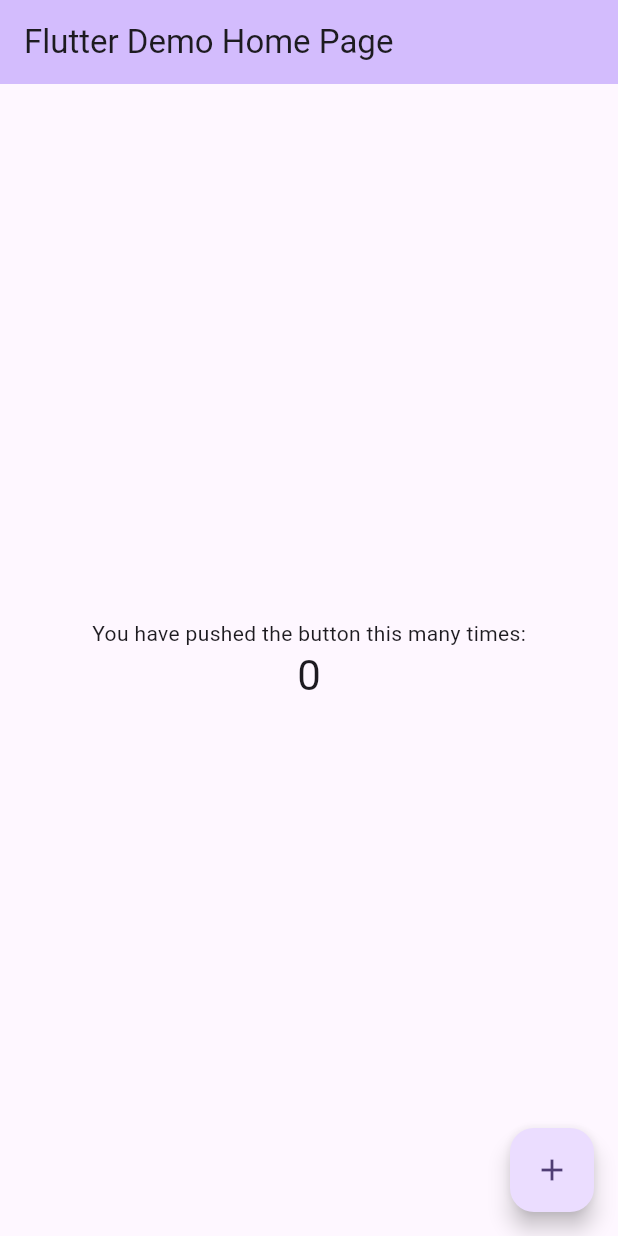
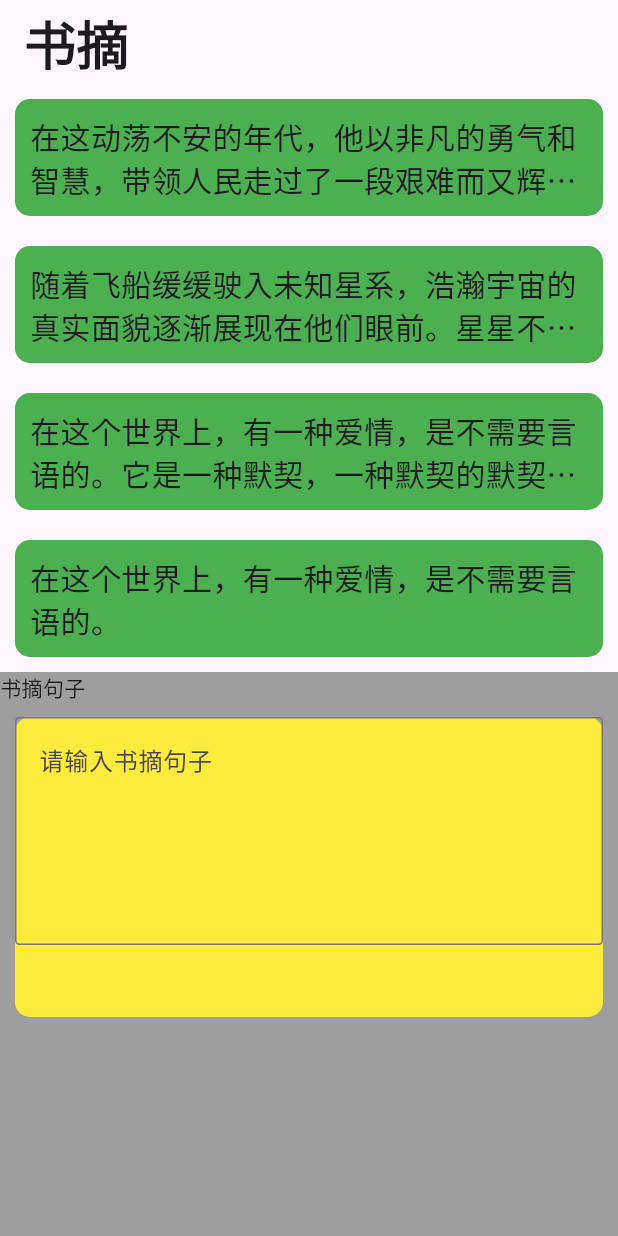
Before and after one commit to jiangwenfan/book-snippet, a Flutter app: the screen it shows after launch, on a phone screen of 412 x 824 dp. Run offline on Flutter 3.47's test engine with Material 3 defaults, Android fonts, the phone set to English and light mode, and no system bars; our stand-ins replace flutter_hooks.

Commit message:
feat: 实现基本功能

```diff
--- /dev/null
+++ b/bs_mobile/lib/home/content_page.dart
@@ -0,0 +1,53 @@
+import 'package:bs_mobile/utils.dart';
+import 'package:flutter/material.dart';
+import 'package:flutter_hooks/flutter_hooks.dart';
+
+class ContentPage extends HookWidget {
+  const ContentPage({super.key});
+  @override
+  Widget build(BuildContext context) {
+    return BasePage(
+      title: TitleWidget(title: "书摘"),
+      widget: ListView(
+        children: [
+          Item(
+            text:
+                "在这动荡不安的年代，他以非凡的勇气和智慧，带领人民走过了一段艰难而又辉煌的历程。每一个决策背后，都是无数个不眠之夜的深思熟虑；每一步前进，都凝聚着对国家和民族未来的深切期盼",
+          ),
+          Item(
+            text: "随着飞船缓缓驶入未知星系，浩瀚宇宙的真实面貌逐渐展现在他们眼前。星星不再是遥远而冰冷的光点，而是变成了指引前行的灯塔。",
+          ),
+          Item(text: "在这个世界上，有一种爱情，是不需要言语的。它是一种默契，一种默契的默契，一种默契的默契的默契。"),
+          Item(text: "在这个世界上，有一种爱情，是不需要言语的。"),
+          // BottomInfoBase(widget1: null, widget2: null),
+          // BottomInfo(count: 154),
+          AddItem(),
+        ],
+      ),
+    );
+  }
+}
+
+//  --- utils ---
+class Item extends HookWidget {
+  final String text;
+  const Item({super.key, required this.text});
+  @override
+  Widget build(BuildContext context) {
+    return Container(
+      width: double.infinity,
+      decoration: BoxDecoration(
+        color: Colors.green,
+        borderRadius: BorderRadius.circular(10),
+      ),
+      margin: EdgeInsets.all(10),
+      padding: EdgeInsets.all(10),
+      child: Text(
+        text,
+        style: TextStyle(fontSize: 20),
+        overflow: TextOverflow.ellipsis,
+        maxLines: 2,
+      ),
+    );
+  }
+}
--- a/bs_mobile/lib/main.dart
+++ b/bs_mobile/lib/main.dart
@@ -1,4 +1,7 @@
+import 'package:bs_mobile/home/content_page.dart';
 import 'package:flutter/material.dart';
+import 'package:bs_mobile/login/index_page.dart';
+import 'package:bs_mobile/home/category_page.dart';
 
 void main() {
   runApp(const MyApp());
@@ -29,39 +32,10 @@ class MyHomePage extends StatefulWidget {
 }
 
 class _MyHomePageState extends State<MyHomePage> {
-  int _counter = 0;
-
-  void _incrementCounter() {
-    setState(() {
-      _counter++;
-    });
-  }
-
   @override
   Widget build(BuildContext context) {
-    return Scaffold(
-      appBar: AppBar(
-        backgroundColor: Theme.of(context).colorScheme.inversePrimary,
-
-        title: Text(widget.title),
-      ),
-      body: Center(
-        child: Column(
-          mainAxisAlignment: MainAxisAlignment.center,
-          children: <Widget>[
-            const Text('You have pushed the button this many times:'),
-            Text(
-              '$_counter',
-              style: Theme.of(context).textTheme.headlineMedium,
-            ),
-          ],
-        ),
-      ),
-      floatingActionButton: FloatingActionButton(
-        onPressed: _incrementCounter,
-        tooltip: 'Increment',
-        child: const Icon(Icons.add),
-      ),
-    );
+    // return LoginIndexPage();
+    // return CategoryPage();
+    return ContentPage();
   }
 }
--- /dev/null
+++ b/bs_mobile/lib/utils.dart
@@ -0,0 +1,161 @@
+import 'package:flutter/material.dart';
+import 'package:flutter_hooks/flutter_hooks.dart';
+
+// 全局基础页面
+class BasePage extends HookWidget {
+  final Widget widget;
+  final Widget? title;
+  const BasePage({super.key, required this.title, required this.widget});
+
+  @override
+  Widget build(BuildContext context) {
+    return Scaffold(
+      appBar: AppBar(
+        centerTitle: false, // ios风格，关闭居中标题
+        // backgroundColor: Theme.of(context).colorScheme.inversePrimary,
+        title: title,
+      ),
+      body: widget,
+    );
+  }
+}
+
+// 搜索widget
+class SearchWidget extends HookWidget {
+  const SearchWidget({super.key});
+  @override
+  Widget build(BuildContext context) {
+    return Container(
+      margin: EdgeInsets.all(10),
+      child: TextField(
+        decoration: InputDecoration(
+          hintText: "搜索书摘",
+          prefixIcon: Icon(Icons.search),
+          border: OutlineInputBorder(borderRadius: BorderRadius.circular(20)),
+        ),
+      ),
+    );
+  }
+}
+
+// 全局标题widget
+class TitleWidget extends HookWidget {
+  final String title;
+  const TitleWidget({super.key, required this.title});
+  @override
+  Widget build(BuildContext context) {
+    return Text(
+      title,
+      style: TextStyle(fontSize: 35, fontWeight: FontWeight.bold),
+    );
+  }
+}
+
+// home的底部bottom
+class BottomInfoBase extends HookWidget {
+  final Widget? widget1;
+  final Widget? widget2;
+  const BottomInfoBase({
+    super.key,
+    required this.widget1,
+    required this.widget2,
+  });
+
+  @override
+  Widget build(BuildContext context) {
+    return Container(
+      width: double.infinity,
+      height: 100,
+      decoration: BoxDecoration(color: Colors.grey),
+      child: Row(
+        mainAxisAlignment:
+            widget1 == null
+                ? MainAxisAlignment.end
+                : MainAxisAlignment.spaceAround,
+        children: [
+          // widget1!,
+          // widget2!,
+          if (widget1 != null) widget1!,
+          if (widget2 != null) widget2!,
+          IconButton(
+            onPressed: () {
+              print("添加");
+            },
+            icon: Icon(Icons.add, size: 45),
+          ),
+        ],
+      ),
+    );
+  }
+}
+
+class BottomInfo extends HookWidget {
+  final int count;
+  const BottomInfo({super.key, required this.count});
+
+  @override
+  Widget build(BuildContext context) {
+    return BottomInfoBase(
+      widget1: Icon(Icons.arrow_circle_up, size: 45),
+      widget2: Text("$count个项目", style: TextStyle(fontSize: 20)),
+    );
+  }
+}
+
+// bottom 添加书摘widget
+class AddItem extends HookWidget {
+  const AddItem({super.key});
+  @override
+  Widget build(BuildContext context) {
+    return Container(
+      width: double.infinity,
+      height: 600,
+      decoration: BoxDecoration(color: Colors.grey),
+      child: Column(
+        children: [
+          // Container(
+          //   width: double.infinity,
+          //   height: 200,
+          //   margin: EdgeInsets.all(10),
+          //   padding: EdgeInsets.all(10),
+          //   decoration: BoxDecoration(
+          //     color: Colors.yellow,
+          //     borderRadius: BorderRadius.circular(10),
+          //   ),
+          //   child: Column(
+          //     mainAxisAlignment: MainAxisAlignment.start,
+          //     crossAxisAlignment: CrossAxisAlignment.start,
+          //     children: [],
+          //   ),
+          // ),
+          Column(
+            mainAxisAlignment: MainAxisAlignment.start,
+            crossAxisAlignment: CrossAxisAlignment.start,
+            children: [
+              Text("书摘句子"),
+              Container(
+                width: double.infinity,
+                height: 200,
+                margin: EdgeInsets.all(10),
+                // padding: EdgeInsets.all(10),
+                decoration: BoxDecoration(
+                  color: Colors.yellow,
+                  borderRadius: BorderRadius.circular(10),
+                ),
+                child: TextField(
+                  maxLines: 5,
+                  decoration: InputDecoration(
+                    hintText: "请输入书摘句子",
+                    border: OutlineInputBorder(
+                      borderRadius: BorderRadius.circular(3),
+                    ),
+                  ),
+                ),
+              ),
+            ],
+          ),
+        ],
+      ),
+    );
+  }
+}
```
Also changed, not shown: bs_mobile/lib/home/category_page.dart (added, +98 -0 lines), bs_mobile/lib/login/index_page.dart (added, +119 -0 lines), bs_mobile/pubspec.yaml (+3 -4 lines), bs_mobile/assets/images/logo.png (added), bs_mobile/lib/login/phone_code.dart (added), 19 other files.
